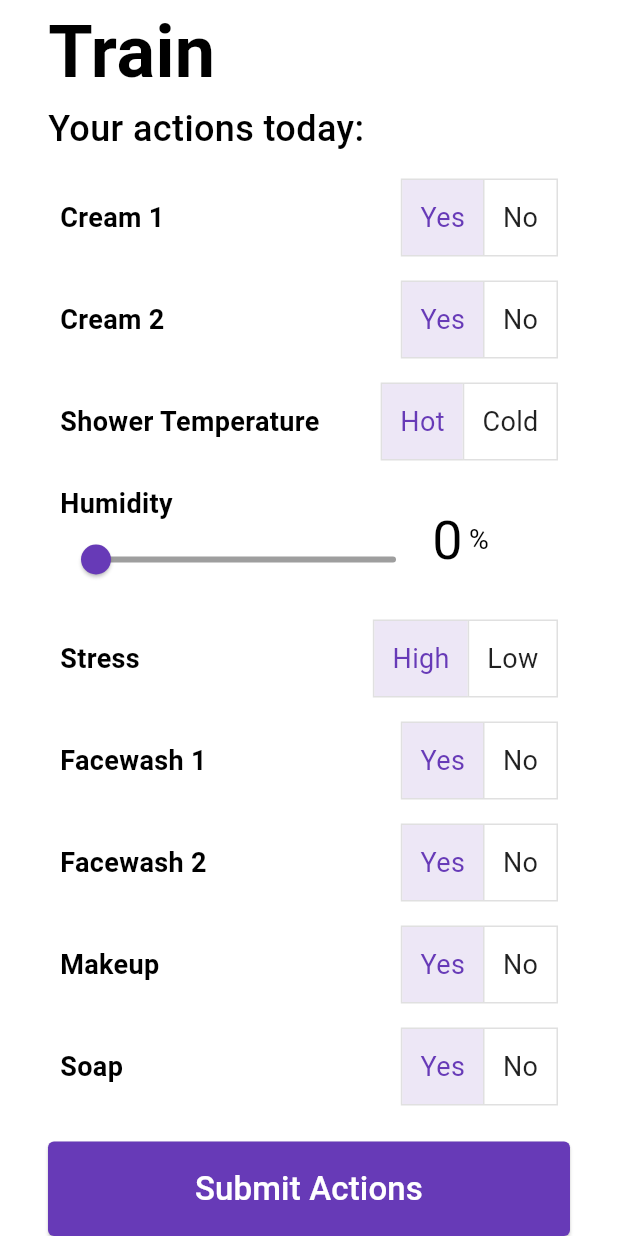
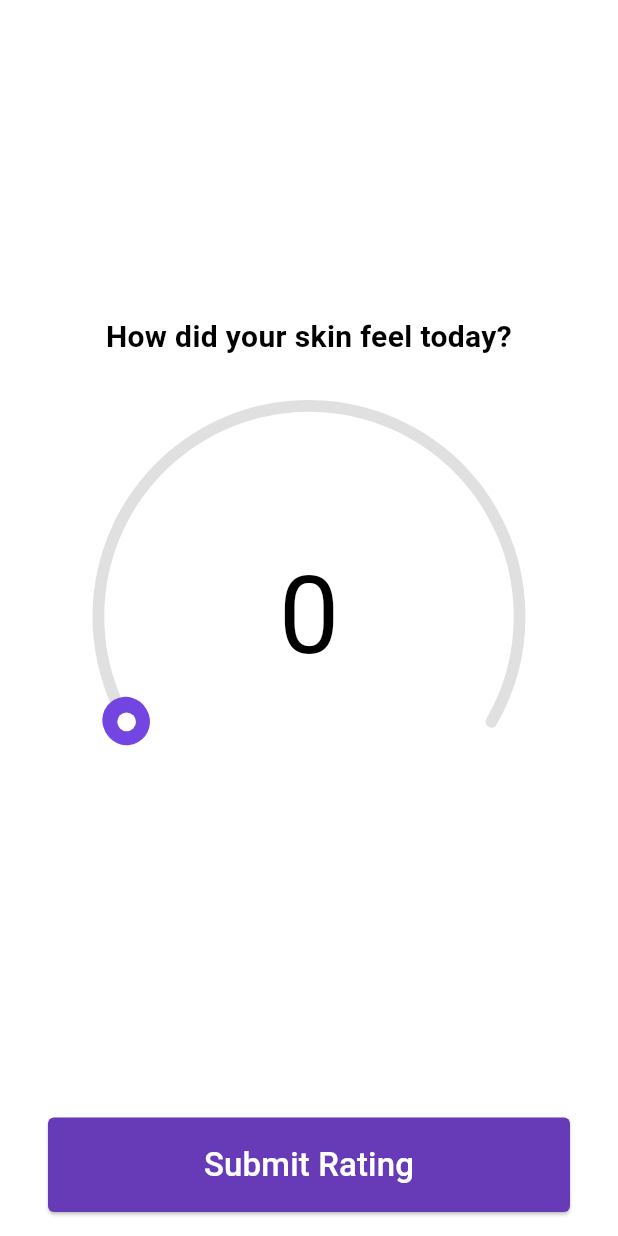
Before and after one commit to BillyJaf/hackathon_frontend, a Flutter app: the screen it shows after launch, after a tap on "Submit Actions", on a phone screen of 412 x 824 dp. Run offline on Flutter 3.47's test engine with Material 3 defaults, Android fonts, the light colour scheme and no system bars; drawn by our look-alikes of sleek_circular_slider; our stand-ins replace sqflite; accounts and stored records are empty.

Commit message:
feat: rating screen

```diff
--- a/lib/main.dart
+++ b/lib/main.dart
@@ -1,4 +1,5 @@
 import 'package:flutter/material.dart';
+import 'package:hackathon_frontend/rating_screen.dart';
 import 'package:hackathon_frontend/train_screen.dart';
 
 void main() async {
@@ -6,9 +7,19 @@
   // Importing 'package:flutter/widgets.dart' is required.
   WidgetsFlutterBinding.ensureInitialized();
 
-
-
-  runApp(const MyApp());
+  runApp(MaterialApp(
+    title: 'AB App',
+    theme: ThemeData(
+      colorScheme: ColorScheme.fromSwatch(
+        primarySwatch: Colors.deepPurple,
+        accentColor: Colors.deepPurpleAccent,
+        errorColor: Colors.red,
+        brightness: Brightness.light,
+      ),
+      useMaterial3: true,
+    ),
+    home: const MyApp(),
+  ));
 }
 
 class MyApp extends StatelessWidget {
@@ -17,18 +28,17 @@
   // This widget is the root of your application.
   @override
   Widget build(BuildContext context) {
-    return MaterialApp(
-      title: 'AB App',
-      theme: ThemeData(
-        colorScheme: ColorScheme.fromSwatch(
-          primarySwatch: Colors.deepPurple,
-          accentColor: Colors.deepPurpleAccent,
-          errorColor: Colors.red,
-          brightness: Brightness.light,
-        ),
-        useMaterial3: true,
-      ),
-      home: const TrainScreen(),
+    return TrainScreen(
+      onEntrySubmitted: (entry) {
+        Navigator.of(context).push(
+          MaterialPageRoute(
+            builder: (context) => RatingScreen(
+              originalEntry: entry,
+              onRatingSubmitted: print, // TODO: Put API request here
+            ),
+          ),
+        );
+      },
     );
   }
 }
--- /dev/null
+++ b/lib/rating_screen.dart
@@ -0,0 +1,97 @@
+import 'package:flutter/material.dart';
+import 'package:hackathon_frontend/models/health_entry.dart';
+import 'package:sleek_circular_slider/sleek_circular_slider.dart';
+
+class RatingScreen extends StatefulWidget {
+  final HealthEntry originalEntry;
+  final Function(HealthEntry) onRatingSubmitted;
+
+  const RatingScreen({
+    super.key,
+    required this.originalEntry,
+    required this.onRatingSubmitted,
+  });
+
+  @override
+  State<RatingScreen> createState() => _RatingScreenState();
+}
+
+class _RatingScreenState extends State<RatingScreen> {
+  double rating = 0.0;
+
+  @override
+  Widget build(BuildContext context) {
+    return Scaffold(
+      body: SafeArea(
+        child: Padding(
+          padding: const EdgeInsets.symmetric(horizontal: 32.0, vertical: 16.0),
+          child: Center(
+            child: Column(
+              mainAxisAlignment: MainAxisAlignment.center,
+              mainAxisSize: MainAxisSize.max,
+              children: [
+                const Expanded(child: SizedBox()),
+                const Padding(
+                  padding: EdgeInsets.all(16.0),
+                  child: Text(
+                    "How did your skin feel today?",
+                    style: TextStyle(fontSize: 20, fontWeight: FontWeight.bold),
+                    textAlign: TextAlign.center,
+                  ),
+                ),
+                SleekCircularSlider(
+                    min: 0,
+                    max: 10,
+                    initialValue: rating,
+                    appearance: CircularSliderAppearance(
+                      animationEnabled: false,
+                      size: MediaQuery.of(context).size.width - 100,
+                      infoProperties: InfoProperties(
+                        mainLabelStyle: const TextStyle(fontSize: 72, fontWeight: FontWeight.w400),
+                        modifier: (double value) => value.toStringAsFixed(0),
+                      ),
+                      customColors: CustomSliderColors(
+                        progressBarColors: [Colors.deepPurpleAccent, Colors.deepPurple],
+                        trackColor: Colors.grey[300],
+                        hideShadow: true,
+                      ),
+                    ),
+                    onChangeEnd: (double value) {
+                      setState(() {
+                        rating = value;
+                      });
+                    }),
+                const Expanded(child: SizedBox()),
+                ElevatedButton(
+                  onPressed: () {
+                    widget.onRatingSubmitted(
+                      widget.originalEntry.copyWith(
+                        skinFeelRating: double.parse(rating.toStringAsFixed(0)),
+                      ),
+                    );
+                  },
+                  style: ElevatedButton.styleFrom(
+                    foregroundColor: Theme.of(context).colorScheme.onPrimary,
+                    backgroundColor: Theme.of(context).colorScheme.primary,
+                    shape: const RoundedRectangleBorder(
+                      borderRadius: BorderRadius.all(Radius.circular(4.0)),
+                    ),
+                  ),
+                  child: Container(
+                    width: double.infinity,
+                    padding: const EdgeInsets.symmetric(vertical: 16.0),
+                    child: const Text(
+                      "Submit Rating",
+                      style: TextStyle(fontSize: 22.0),
+                      textAlign: TextAlign.center,
+                    ),
+                  ),
+                ),
+              ],
+            ),
+          ),
+        ),
+      ),
+    );
+  }
+}
--- a/lib/train_screen.dart
+++ b/lib/train_screen.dart
@@ -4,7 +4,12 @@ import 'package:hackathon_frontend/option_field.dart';
 import 'package:hackathon_frontend/slider_field.dart';
 
 class TrainScreen extends StatefulWidget {
-  const TrainScreen({super.key});
+  final Function(HealthEntry) onEntrySubmitted;
+
+  const TrainScreen({
+    super.key,
+    required this.onEntrySubmitted,
+  });
 
   @override
   State<TrainScreen> createState() => _TrainScreenState();
@@ -116,7 +121,12 @@ class _TrainScreenState extends State<TrainScreen> {
 
               // Submit Button
               ElevatedButton(
-                onPressed: () {},
+                onPressed: () {
+                  widget.onEntrySubmitted(entry.copyWith(
+                    relativeHumidity: entry.relativeHumidity / 100.0, // Convert to 0.0 - 1.0 scale
+                    dateTime: DateTime.now(), // Set the current time
+                  ));
+                },
                 style: ElevatedButton.styleFrom(
                   foregroundColor: Theme.of(context).colorScheme.onPrimary,
                   backgroundColor: Theme.of(context).colorScheme.primary,
--- a/pubspec.yaml
+++ b/pubspec.yaml
@@ -37,6 +37,7 @@ dependencies:
   cupertino_icons: ^1.0.8
   sqflite: ^2.3.3+1
   path: ^1.9.0
+  sleek_circular_slider: ^2.0.1
 
 dev_dependencies:
   flutter_test:
```
Also changed, not shown: pubspec.lock.
